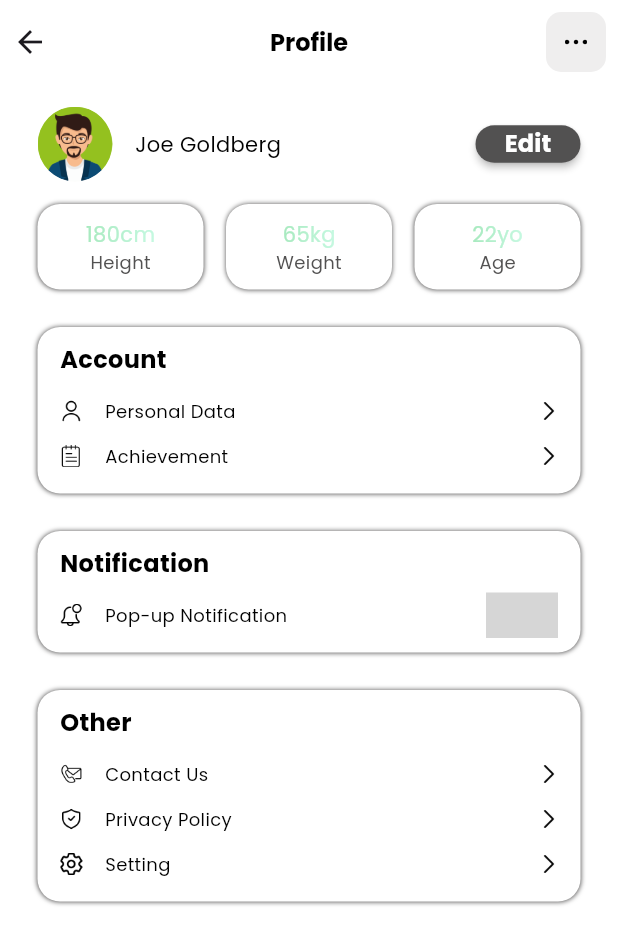
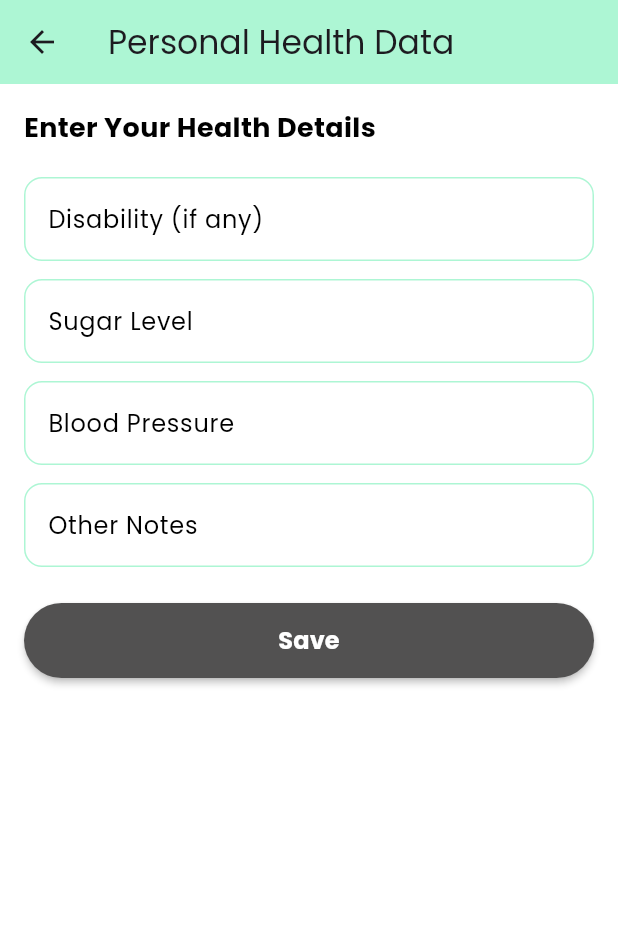
Before and after one commit to rej43/fitrack_new, a Flutter app: the ProfileView screen opened directly, after a tap on "Personal Data", on a phone screen of 412 x 824 dp. Shown: the top 945 px of the screen. Run offline on Flutter 3.47's test engine with Material 3 defaults, Android fonts, the phone set to English and light mode, and no system bars; our stand-ins replace animated_toggle_switch, carousel_slider, fl_chart, simple_circular_progress_bar, syncfusion_flutter_charts; missing offline and left inert: dotted_dashed_line, simple_animation_progress_bar; grey boxes are pictures that could not be loaded.

Commit message:
added persoanl data and set goals screen

```diff
--- a/lib/common_widget/setting_row.dart
+++ b/lib/common_widget/setting_row.dart
@@ -6,34 +6,43 @@ class SettingRow extends StatelessWidget {
   final String icon;
   final String title;
   final VoidCallback onPressed;
-  const SettingRow({super.key, required this.icon, required this.title, required this.onPressed });
+  const SettingRow({
+    super.key,
+    required this.icon,
+    required this.title,
+    required this.onPressed,
+  });
 
   @override
   Widget build(BuildContext context) {
-    return InkWell(
+    return Material(
+      color: Colors.transparent,      // <-- provides the Material for InkWell
+      child: InkWell(
         onTap: onPressed,
-      child: SizedBox(
-        height: 30,
+        child: Container(             // <-- use Container instead of SizedBox
+          height: 48,                 // <-- increased tappable height
+          padding: const EdgeInsets.symmetric(horizontal: 8.0),
           child: Row(
             crossAxisAlignment: CrossAxisAlignment.center,
             children: [
-            Image.asset(icon,
-                height: 15, width: 15, fit: BoxFit.contain),
-            const SizedBox(
-              width: 15,
-            ),
+              Image.asset(icon, height: 20, width: 20),
+              const SizedBox(width: 12),
               Expanded(
                 child: Text(
                   title,
                   style: TextStyle(
                     color: TColor.black,
-                  fontSize: 12,
+                    fontSize: 14,
                   ),
                 ),
               ),
-            Image.asset("assets/img/next.png",
-                height: 12, width: 12, fit: BoxFit.contain)
+              Image.asset(
+                "assets/img/next.png",
+                height: 16,
+                width: 16,
+              ),
             ],
+          ),
         ),
       ),
     );
--- a/lib/view/home/home_view.dart
+++ b/lib/view/home/home_view.dart
@@ -1,6 +1,7 @@
 import 'package:dotted_dashed_line/dotted_dashed_line.dart';
 import 'package:fitrack/common/color_extension.dart';
 import 'package:fitrack/common_widget/round_button.dart';
+import 'package:fitrack/view/home/Set_goals.dart';
 import 'package:fitrack/view/home/activity_traker_view.dart';
 import 'package:fitrack/view/home/view_more.dart';
 import 'package:simple_animation_progress_bar/simple_animation_progress_bar.dart';
@@ -180,7 +181,7 @@ class _HomeViewState extends State<HomeView> {
                             Navigator.push(
                               context,
                               MaterialPageRoute(
-                                builder: (context) => const HomeView(),
+                                builder: (context) => SetGoalsView(),
                               ),
                             );
                           },
--- a/lib/view/home/view_more.dart
+++ b/lib/view/home/view_more.dart
@@ -13,7 +13,7 @@ class BMIDetailPage extends StatelessWidget {
     Color categoryColor = Colors.green;
 
     return Scaffold(
-      appBar: AppBar(title: const Text("BMI Details")),
+      appBar: AppBar(backgroundColor: TColor.primaryColor1,title: const Text("BMI Details")),
       body: Padding(
         padding: const EdgeInsets.all(20.0),
         child: Column(
--- /dev/null
+++ b/lib/view/profile/personaldata_view.dart
@@ -0,0 +1,96 @@
+import 'package:fitrack/common_widget/round_button.dart';
+import 'package:flutter/material.dart';
+import 'package:fitrack/common/color_extension.dart';
+
+
+class PersonalDataScreen extends StatefulWidget {
+  const PersonalDataScreen({Key? key}) : super(key: key);
+
+  @override
+  State<PersonalDataScreen> createState() => _PersonalDataScreenState();
+}
+
+class _PersonalDataScreenState extends State<PersonalDataScreen> {
+  final _formKey = GlobalKey<FormState>();
+  String? disability;
+  String? sugar;
+  String? bp;
+  String? notes;
+
+final FocusNode _focusNode = FocusNode();
+
+    void _saveData() {
+    if (_formKey.currentState!.validate()) {
+      _formKey.currentState!.save();
+      FocusScope.of(context).unfocus();
+      ScaffoldMessenger.of(context).showSnackBar(
+        const SnackBar(
+          content: Text('Personal data saved.'),
+          duration: Duration(seconds: 2),
+        ),
+      );
+    }
+  }
+
+  @override
+  Widget build(BuildContext context) {
+    return Scaffold(
+      backgroundColor: TColor.white,
+      appBar: AppBar(
+        backgroundColor: TColor.primaryColor1,
+        title: const Text('Personal Health Data'),
+      ),
+      body: SingleChildScrollView(
+        padding: const EdgeInsets.all(16),
+        child: Form(
+          key: _formKey,
+          child: Column(
+            crossAxisAlignment: CrossAxisAlignment.start,
+            children: [
+              Text('Enter Your Health Details',
+                  style: TextStyle(
+                      color: TColor.black,
+                      fontSize: 18,
+                      fontWeight: FontWeight.w700)),
+              const SizedBox(height: 20),
+              _buildTextField('Disability (if any)', (val) => disability = val),
+              const SizedBox(height: 12),
+              _buildTextField('Sugar Level', (val) => sugar = val),
+              const SizedBox(height: 12),
+              _buildTextField('Blood Pressure', (val) => bp = val),
+              const SizedBox(height: 12),
+              _buildTextField('Other Notes', (val) => notes = val),
+              const SizedBox(height: 24),
+              RoundButton(
+                title: 'Save',
+                onPressed: _saveData,
+              )
+            ],
+          ),
+        ),
+      ),
+    );
+  }
+
+  Widget _buildTextField(String label, Function(String?) onSaved) {
+    return TextFormField(
+      decoration: InputDecoration(
+        labelText: label,
+        labelStyle: TextStyle(color: TColor.black),
+        enabledBorder: OutlineInputBorder(
+          borderSide: BorderSide(color: TColor.primaryColor1),
+          borderRadius: BorderRadius.circular(12),
+        ),
+        focusedBorder: OutlineInputBorder(
+          borderSide: BorderSide(color: TColor.primaryColor1),
+          borderRadius: BorderRadius.circular(12),
+        ),
+        filled: true,
+        fillColor: TColor.white,
+      ),
+      validator: (value) => value!.isEmpty ? 'Please enter $label' : null,
+      onSaved: onSaved,
+      onFieldSubmitted: (_) => FocusScope.of(context).unfocus(),
+    );
+  }
+}
--- a/lib/view/profile/profile_view.dart
+++ b/lib/view/profile/profile_view.dart
@@ -2,6 +2,7 @@ import 'package:fitrack/common/color_extension.dart';
 
 import 'package:fitrack/common_widget/setting_row.dart';
 import 'package:fitrack/common_widget/title_subtitle_cell.dart';
+import 'package:fitrack/view/profile/personaldata_view.dart';
 import 'package:flutter/material.dart';
 import 'package:fitrack/common_widget/round_button.dart';
 
@@ -141,15 +142,13 @@ class _ProfileViewState extends State<ProfileView> {
               const SizedBox(height: 25),
               Container(
                 padding: const EdgeInsets.symmetric(
-                  vertical: 10,
-                  horizontal: 15,
+                  vertical: 15,
+                  horizontal: 10,
                 ),
                 decoration: BoxDecoration(
                   color: TColor.white,
                   borderRadius: BorderRadius.circular(15),
-                  boxShadow: [
-                    BoxShadow(color: TColor.grey, blurRadius: 2),
-                  ],
+                  boxShadow: [BoxShadow(color: TColor.grey, blurRadius: 2)],
                 ),
                 child: Column(
                   crossAxisAlignment: CrossAxisAlignment.start,
@@ -172,7 +171,17 @@ class _ProfileViewState extends State<ProfileView> {
                         return SettingRow(
                           icon: iObj["image"].toString(),
                           title: iObj["name"].toString(),
-                          onPressed: () {},
+                          onPressed: () {
+                            final tag = iObj["tag"].toString();
+                            if (tag == "1") {
+                              Navigator.push(
+                                context,
+                                MaterialPageRoute(
+                                  builder: (_) => const PersonalDataScreen(),
+                                ),
+                              );
+                            }
+                          },
                         );
                       },
                     ),
@@ -183,14 +192,12 @@ class _ProfileViewState extends State<ProfileView> {
               Container(
                 padding: const EdgeInsets.symmetric(
                   vertical: 10,
-                  horizontal: 15,
+                  horizontal: 10,
                 ),
                 decoration: BoxDecoration(
                   color: TColor.white,
                   borderRadius: BorderRadius.circular(15),
-                  boxShadow:  [
-                    BoxShadow(color: TColor.grey, blurRadius: 2),
-                  ],
+                  boxShadow: [BoxShadow(color: TColor.grey, blurRadius: 2)],
                 ),
                 child: Column(
                   crossAxisAlignment: CrossAxisAlignment.start,
@@ -296,15 +303,13 @@ class _ProfileViewState extends State<ProfileView> {
               const SizedBox(height: 25),
               Container(
                 padding: const EdgeInsets.symmetric(
-                  vertical: 10,
-                  horizontal: 15,
+                  vertical: 15,
+                  horizontal: 10,
                 ),
                 decoration: BoxDecoration(
                   color: TColor.white,
                   borderRadius: BorderRadius.circular(15),
-                  boxShadow:  [
-                    BoxShadow(color: TColor.grey, blurRadius: 2),
-                  ],
+                  boxShadow: [BoxShadow(color: TColor.grey, blurRadius: 2)],
                 ),
                 child: Column(
                   crossAxisAlignment: CrossAxisAlignment.start,
```
Also changed, not shown: lib/view/home/Set_goals.dart (added, +95 -0 lines), lib/common_widget/setting.png (deleted). Lines whose indentation alone changed are shown as unchanged.
